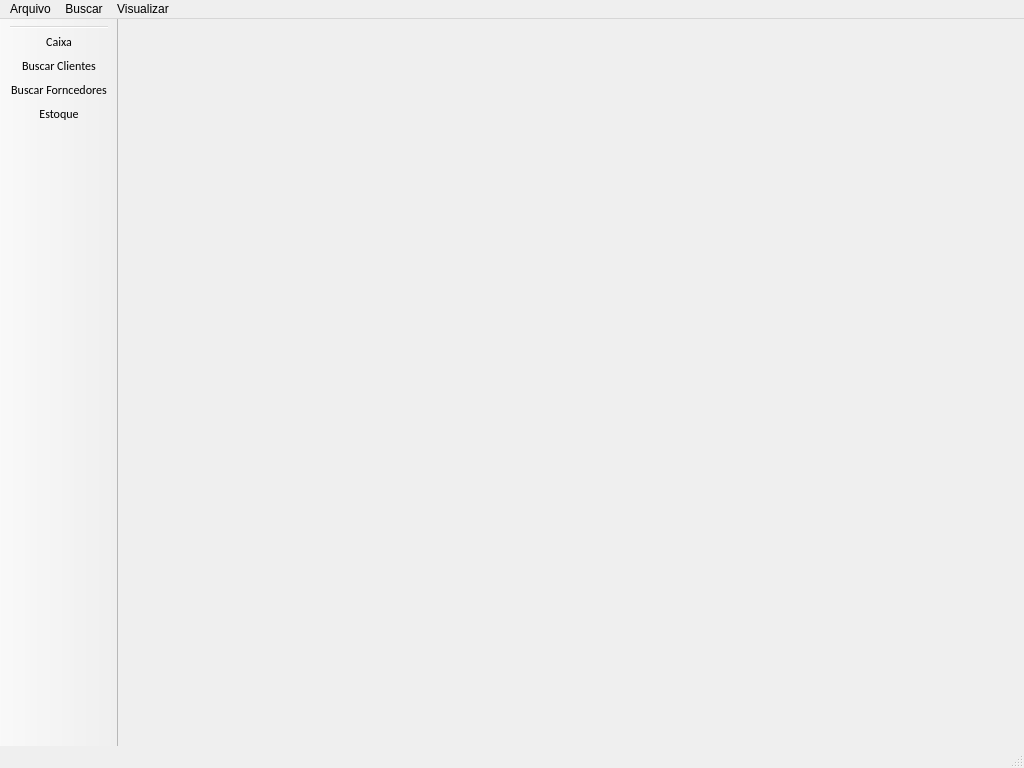
Qt form loja/tela_principal.ui (jmessias1725/sexloja) before a commit.
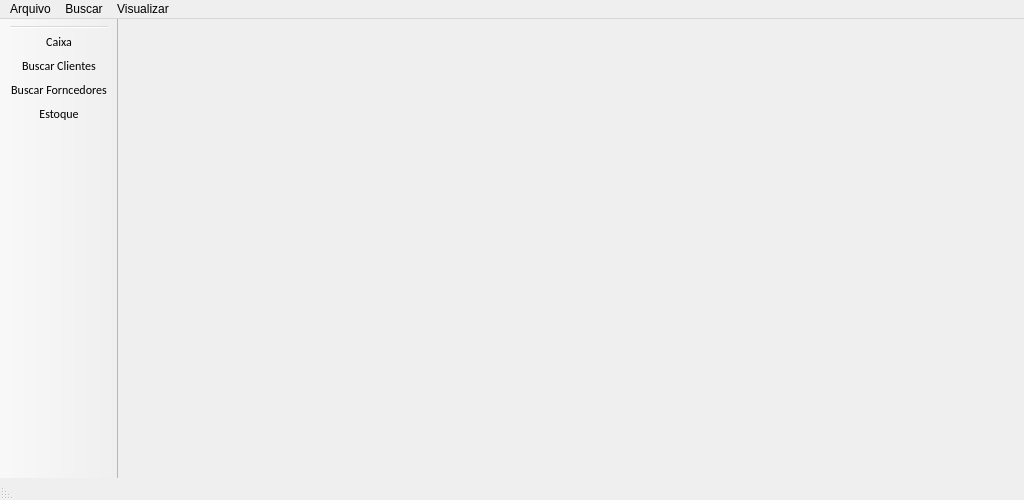
The same form after that commit. Icons and pictures are not drawn.

The edit to the form file:
```diff
--- a/loja/tela_principal.ui
+++ b/loja/tela_principal.ui
@@ -10,7 +10,7 @@
     <x>0</x>
     <y>0</y>
     <width>1024</width>
-    <height>768</height>
+    <height>500</height>
    </rect>
   </property>
   <property name="mouseTracking">
@@ -87,7 +87,20 @@
    <addaction name="menuListar"/>
    <addaction name="menuConfigura_oes"/>
   </widget>
-  <widget class="QStatusBar" name="statusbar"/>
+  <widget class="QStatusBar" name="barra_de_status">
+   <property name="font">
+    <font>
+     <family>Calibri</family>
+     <pointsize>10</pointsize>
+     <weight>75</weight>
+     <bold>true</bold>
+     <kerning>false</kerning>
+    </font>
+   </property>
+   <property name="layoutDirection">
+    <enum>Qt::RightToLeft</enum>
+   </property>
+  </widget>
   <widget class="QToolBar" name="barra_de_menus">
    <property name="font">
     <font>
```
Left out of the diff: 2 changed lines with no effect on the pictures.
